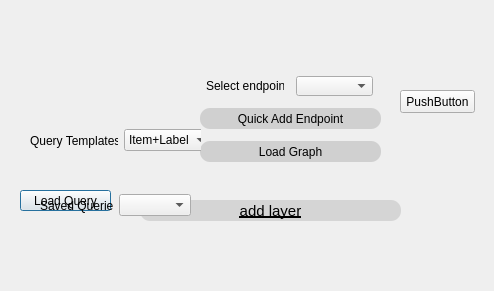
Cprudhomme/SpaLOD_qgis_plugin, file buttons_query_layer.ui: the form before one commit.
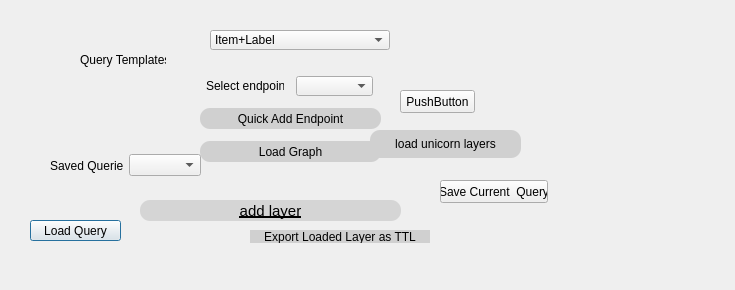
The form after the commit.

Patch:
```diff
--- a/buttons_query_layer.ui
+++ b/buttons_query_layer.ui
@@ -6,8 +6,8 @@
    <rect>
     <x>0</x>
     <y>0</y>
-    <width>494</width>
-    <height>291</height>
+    <width>735</width>
+    <height>290</height>
    </rect>
   </property>
   <property name="windowTitle">
@@ -16,8 +16,8 @@
   <widget class="QPushButton" name="loadQuery">
    <property name="geometry">
     <rect>
-     <x>20</x>
-     <y>190</y>
+     <x>30</x>
+     <y>220</y>
      <width>91</width>
      <height>21</height>
     </rect>
@@ -153,8 +153,8 @@
   <widget class="QWidget" name="widget_2" native="true">
    <property name="geometry">
     <rect>
-     <x>30</x>
-     <y>40</y>
+     <x>40</x>
+     <y>0</y>
      <width>171</width>
      <height>201</height>
     </rect>
@@ -181,38 +181,18 @@
      </item>
     </layout>
    </widget>
-   <widget class="QWidget" name="layoutWidget_2">
+   <widget class="QLabel" name="label_14">
     <property name="geometry">
      <rect>
-      <x>0</x>
-      <y>80</y>
-      <width>182</width>
-      <height>41</height>
+      <x>40</x>
+      <y>40</y>
+      <width>86</width>
+      <height>39</height>
      </rect>
     </property>
-    <layout class="QHBoxLayout" name="horizontalLayout_7">
-     <item>
-      <widget class="QLabel" name="label_14">
-       <property name="text">
-        <string>Query Templates:</string>
-       </property>
-      </widget>
-     </item>
-     <item>
-      <widget class="QComboBox" name="queryTemplates_2">
-       <item>
-        <property name="text">
-         <string>Item+Label</string>
-        </property>
-       </item>
-       <item>
-        <property name="text">
-         <string>All Attributes</string>
-        </property>
-       </item>
-      </widget>
-     </item>
-    </layout>
+    <property name="text">
+     <string>Query Templates:</string>
+    </property>
    </widget>
   </widget>
   <widget class="QPushButton" name="pushButton_2">
@@ -228,6 +208,79 @@
     <string>PushButton</string>
    </property>
   </widget>
+  <widget class="QComboBox" name="queryTemplates_2">
+   <property name="geometry">
+    <rect>
+     <x>210</x>
+     <y>30</y>
+     <width>180</width>
+     <height>20</height>
+    </rect>
+   </property>
+   <item>
+    <property name="text">
+     <string>Item+Label</string>
+    </property>
+   </item>
+   <item>
+    <property name="text">
+     <string>All Attributes</string>
+    </property>
+   </item>
+  </widget>
+  <widget class="QPushButton" name="exportLayers">
+   <property name="geometry">
+    <rect>
+     <x>250</x>
+     <y>230</y>
+     <width>180</width>
+     <height>13</height>
+    </rect>
+   </property>
+   <property name="cursor">
+    <cursorShape>PointingHandCursor</cursorShape>
+   </property>
+   <property name="styleSheet">
+    <string notr="true">border-radius:10px;
+background-color:rgb(208, 208, 208)</string>
+   </property>
+   <property name="text">
+    <string>Export Loaded Layer as TTL</string>
+   </property>
+  </widget>
+  <widget class="QPushButton" name="saveQueryButton_2">
+   <property name="geometry">
+    <rect>
+     <x>440</x>
+     <y>180</y>
+     <width>108</width>
+     <height>23</height>
+    </rect>
+   </property>
+   <property name="text">
+    <string>Save Current  Query</string>
+   </property>
+  </widget>
+  <widget class="QPushButton" name="btn_loadunicornlayers">
+   <property name="geometry">
+    <rect>
+     <x>370</x>
+     <y>130</y>
+     <width>151</width>
+     <height>28</height>
+    </rect>
+   </property>
+   <property name="cursor">
+    <cursorShape>PointingHandCursor</cursorShape>
+   </property>
+   <property name="styleSheet">
+    <string notr="true">border-radius:10px;
+background-color:rgb(208, 208, 208)</string>
+   </property>
+   <property name="text">
+    <string>load unicorn layers</string>
+   </property>
+  </widget>
  </widget>
  <resources/>
  <connections/>
```
